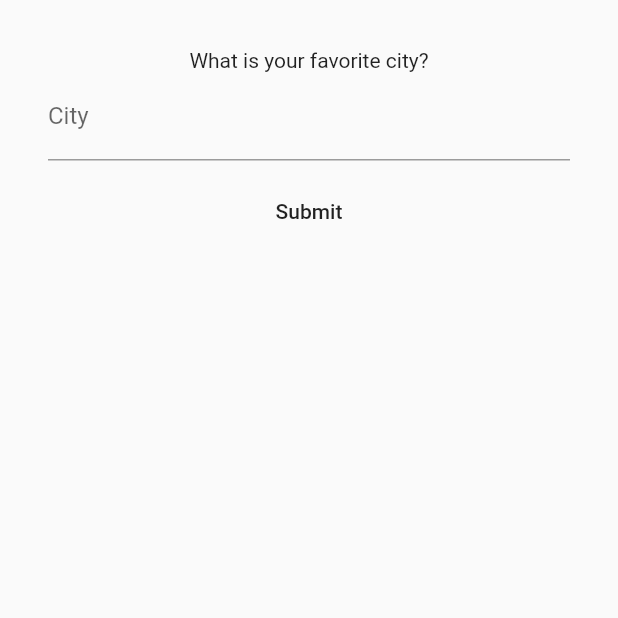
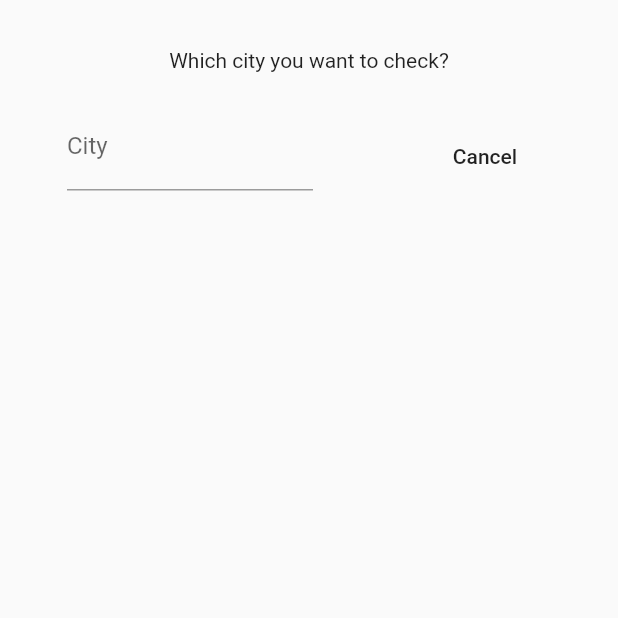
Before and after one commit to ptuzinek/Weather_App_Bloc, a Flutter app: the SearchScreen screen opened by its route, on a phone screen of 412 x 824 dp, the top half of it. Run offline on Flutter 3.47's test engine with Material 2 defaults, Android fonts, the phone set to English and light mode, and no system bars; our stand-ins replace bloc, equatable, flutter_bloc, flutter_typeahead, rxdart; network calls fail.

Commit message:
SearchScreen UI update with Cancel button to go back.

```diff
--- a/lib/presentation/screens/search_screen.dart
+++ b/lib/presentation/screens/search_screen.dart
@@ -2,7 +2,7 @@ import 'package:flutter/material.dart';
 import 'package:flutter_bloc/flutter_bloc.dart';
 import 'package:flutter_typeahead/flutter_typeahead.dart';
 import 'package:weather_app_bloc/business_logic/blocs/weather_bloc/weather_bloc.dart';
-import 'package:weather_app_bloc/data/constants/city_names.dart';
+import 'package:weather_app_bloc/data/data_providers/city_names_provider.dart';
 import 'package:weather_app_bloc/data/models/city.dart';
 
 class SearchScreen extends StatefulWidget {
@@ -16,7 +16,6 @@ class _SearchScreenState extends State<SearchScreen> {
   final GlobalKey<FormState> _formKey = GlobalKey<FormState>();
   final TextEditingController _typeAheadController = TextEditingController();
   final CityService cityService = CityService();
-  String _selectedCity = '';
 
   @override
   Widget build(BuildContext context) {
@@ -27,9 +26,19 @@ class _SearchScreenState extends State<SearchScreen> {
         child: Padding(
           padding: EdgeInsets.all(32.0),
           child: Column(
+            mainAxisAlignment: MainAxisAlignment.start,
+            crossAxisAlignment: CrossAxisAlignment.center,
             children: <Widget>[
-              Text('What is your favorite city?'),
-              TypeAheadFormField<City>(
+              Text('Which city you want to check?'),
+              SizedBox(
+                height: 20,
+              ),
+              Row(
+                mainAxisAlignment: MainAxisAlignment.spaceAround,
+                crossAxisAlignment: CrossAxisAlignment.start,
+                children: [
+                  Flexible(
+                    child: TypeAheadFormField<City>(
                       textFieldConfiguration: TextFieldConfiguration(
                           controller: this._typeAheadController,
                           decoration: InputDecoration(labelText: 'City')),
@@ -38,7 +47,6 @@ class _SearchScreenState extends State<SearchScreen> {
                       },
                       itemBuilder: (context, suggestion) {
                         return ListTile(
-                    //title: Text(suggestion),
                           title: RichText(
                             text: TextSpan(children: [
                               TextSpan(
@@ -58,27 +66,37 @@ class _SearchScreenState extends State<SearchScreen> {
                         return suggestionsBox;
                       },
                       onSuggestionSelected: (City suggestion) {
-                  this._typeAheadController.text =
-                      suggestion.text1 + suggestion.text2 + suggestion.text3;
+                        final String cityName = suggestion.text1 +
+                            suggestion.text2 +
+                            suggestion.text3;
+                        this._typeAheadController.text = cityName;
+                        BlocProvider.of<WeatherBloc>(context)
+                            .add(CityWeatherRequested(cityName: cityName));
+                        Navigator.pop(context);
                       },
                       validator: (value) {
                         if (value!.isEmpty) {
                           return 'Please select a city';
                         }
                       },
-                onSaved: (value) => this._selectedCity = value!,
+                    ),
                   ),
                   SizedBox(
-                height: 10.0,
+                    width: 20.0,
                   ),
-              MaterialButton(
-                child: Text('Submit'),
+                  Flexible(
+                    child: MaterialButton(
+                      child: Padding(
+                        padding: const EdgeInsets.only(top: 25),
+                        child: Text('Cancel'),
+                      ),
                       onPressed: () {
-                  if (this._formKey.currentState!.validate()) {
-                    this._formKey.currentState!.save();
-                  }
+                        Navigator.pop(context);
                       },
-              )
+                    ),
+                  ),
+                ],
+              ),
             ],
           ),
         ),
```
Lines whose indentation alone changed are shown as unchanged.
